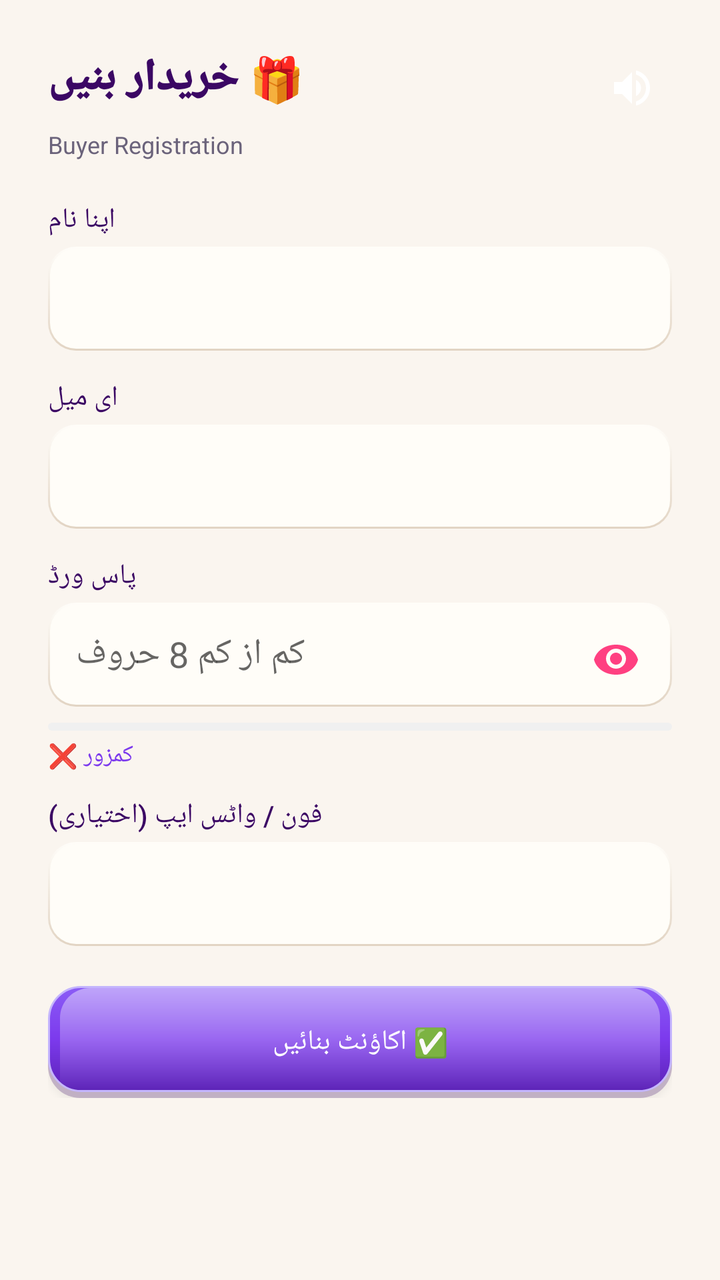
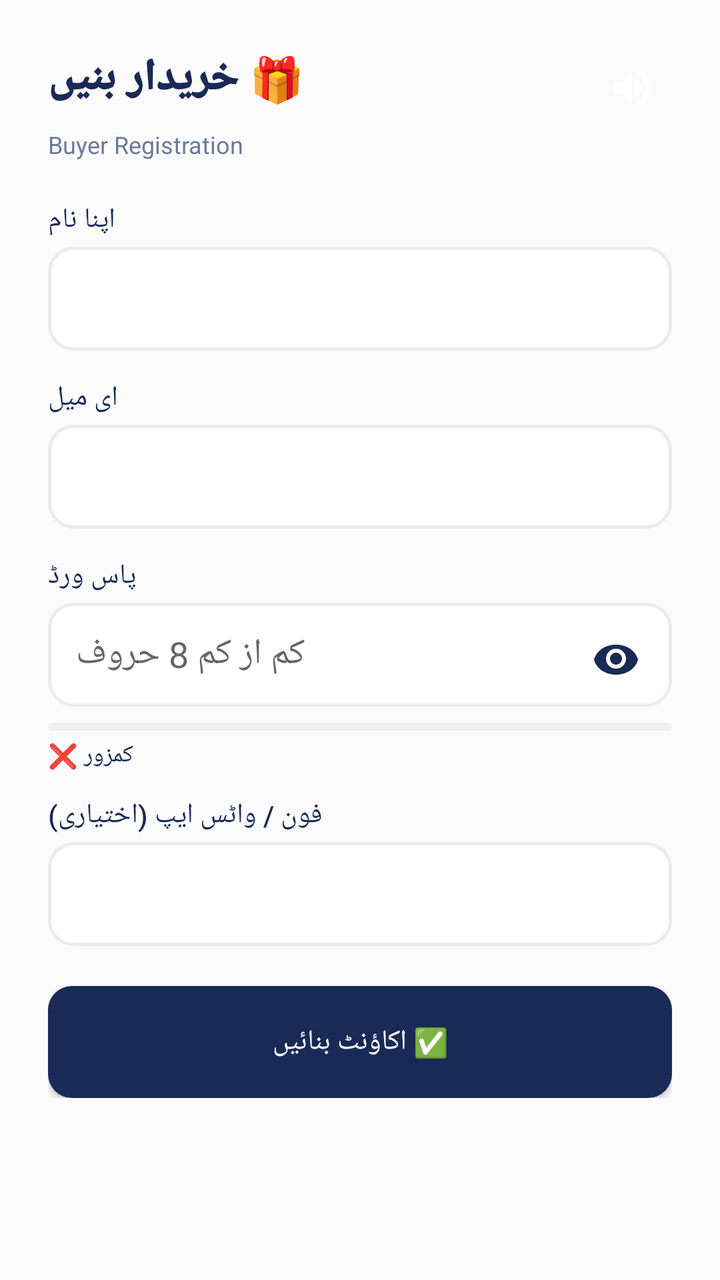

Compare the two renders of this Android layout. The source of the first and the diff that turns it into the second are given below.
<!-- AndroidManifest.xml: application theme Theme.SheEmpower -->
<!-- res/layout/activity_buyer_register.xml -->
<?xml version="1.0" encoding="utf-8"?>
<ScrollView xmlns:android="http://schemas.android.com/apk/res/android"
    android:layout_width="match_parent"
    android:layout_height="match_parent"
    android:background="@color/bg_cream">

    <LinearLayout
        android:layout_width="match_parent"
        android:layout_height="wrap_content"
        android:orientation="vertical"
        android:background="@color/bg_cream"
        android:padding="24dp">

        <RelativeLayout
            android:layout_width="match_parent"
            android:layout_height="wrap_content">

            <TextView
                android:layout_width="wrap_content"
                android:layout_height="wrap_content"
                android:text="🎁 خریدار بنیں"
                android:textSize="22sp"
                android:fontFamily="sans-serif-black"
                android:textColor="@color/lavender_text" />

            <ImageButton
                android:id="@+id/btnSpeaker"
                android:layout_width="40dp"
                android:layout_height="40dp"
                android:layout_alignParentEnd="true"
                android:layout_centerVertical="true"
                android:background="?attr/selectableItemBackgroundBorderless"
                android:src="@drawable/ic_speaker"
                android:contentDescription="Speaker" />
        </RelativeLayout>

        <TextView
            android:layout_width="wrap_content"
            android:layout_height="wrap_content"
            android:text="Buyer Registration"
            android:textSize="12sp"
            android:textColor="@color/text_gray"
            android:layout_marginBottom="20dp" />

        <TextView
            android:layout_width="wrap_content"
            android:layout_height="wrap_content"
            android:text="اپنا نام"
            android:fontFamily="sans-serif-medium"
            android:textColor="@color/lavender_text"
            android:layout_marginBottom="4dp" />

        <com.google.android.material.textfield.TextInputEditText
            android:id="@+id/etName"
            android:layout_width="match_parent"
            android:layout_height="52dp"
            android:padding="14dp"
            android:background="@drawable/bg_skeu_input"
            android:layout_marginBottom="14dp" />

        <TextView
            android:layout_width="wrap_content"
            android:layout_height="wrap_content"
            android:text="ای میل"
            android:fontFamily="sans-serif-medium"
            android:textColor="@color/lavender_text"
            android:layout_marginBottom="4dp" />

        <com.google.android.material.textfield.TextInputEditText
            android:id="@+id/etEmail"
            android:layout_width="match_parent"
            android:layout_height="52dp"
            android:padding="14dp"
            android:background="@drawable/bg_skeu_input"
            android:layout_marginBottom="14dp" />

        <TextView
            android:layout_width="wrap_content"
            android:layout_height="wrap_content"
            android:text="پاس ورڈ"
            android:fontFamily="sans-serif-medium"
            android:textColor="@color/lavender_text"
            android:layout_marginBottom="4dp" />

        <FrameLayout
            android:layout_width="match_parent"
            android:layout_height="52dp"
            android:layout_marginBottom="8dp">

            <com.google.android.material.textfield.TextInputEditText
                android:id="@+id/etPassword"
                android:layout_width="match_parent"
                android:layout_height="match_parent"
                android:inputType="textPassword"
                android:hint="کم از کم 8 حروف"
                android:padding="14dp"
                android:paddingEnd="45dp"
                android:background="@drawable/bg_skeu_input" />

            <ImageButton
                android:id="@+id/togglePasswordVisibility"
                android:layout_width="40dp"
                android:layout_height="40dp"
                android:layout_gravity="end|center_vertical"
                android:layout_marginEnd="8dp"
                android:background="?attr/selectableItemBackgroundBorderless"
                android:src="@drawable/ic_eye_closed"
                android:contentDescription="Toggle Password Visibility"
                android:scaleType="centerInside" />
        </FrameLayout>

        <ProgressBar
            android:id="@+id/passwordStrengthBar"
            android:layout_width="match_parent"
            android:layout_height="4dp"
            android:layout_marginBottom="4dp"
            android:progressDrawable="@drawable/progress_password_strength"
            style="@style/Widget.AppCompat.ProgressBar.Horizontal" />

        <TextView
            android:id="@+id/passwordStrengthText"
            android:layout_width="wrap_content"
            android:layout_height="wrap_content"
            android:text="کمزور ❌"
            android:textSize="12sp"
            android:fontFamily="sans-serif-medium"
            android:textColor="@color/lavender_primary"
            android:layout_marginBottom="12dp" />

        <TextView
            android:layout_width="wrap_content"
            android:layout_height="wrap_content"
            android:text="فون / واٹس ایپ (اختیاری)"
            android:fontFamily="sans-serif-medium"
            android:textColor="@color/lavender_text"
            android:layout_marginBottom="4dp" />

        <com.google.android.material.textfield.TextInputEditText
            android:id="@+id/etPhone"
            android:layout_width="match_parent"
            android:layout_height="52dp"
            android:padding="14dp"
            android:background="@drawable/bg_skeu_input"
            android:layout_marginBottom="20dp" />

        <Button
            android:id="@+id/btnRegister"
            android:layout_width="match_parent"
            android:layout_height="56dp"
            android:text="✅ اکاؤنٹ بنائیں"
            android:fontFamily="sans-serif-medium"
            android:background="@drawable/bg_skeu_button_primary"
            android:textColor="#FFFFFF" />

    </LinearLayout>
</ScrollView>
<!-- resources referenced by this layout -->
<resources>
  <color name="bg_cream">#FAF5EF</color>
  <color name="lavender_primary">#7C3AED</color>
  <color name="lavender_text">#3B0764</color>
  <color name="text_gray">#6B637B</color>
  <!-- drawable bg_skeu_button_primary (drawable) -->
  <?xml version="1.0" encoding="utf-8"?>
  <layer-list xmlns:android="http://schemas.android.com/apk/res/android">
      
      <item android:top="3dp">
          <shape android:shape="rectangle">
              <solid android:color="#403B0764" />
              <corners android:radius="16dp" />
          </shape>
      </item>
      
      <item android:bottom="3dp">
          <shape android:shape="rectangle">
              <gradient
                  android:startColor="#8B5CF6"
                  android:centerColor="@color/lavender_primary"
                  android:endColor="@color/lavender_dark"
                  android:angle="270" />
              <stroke android:width="1dp" android:color="#C4B5FD" />
              <corners android:radius="16dp" />
          </shape>
      </item>
      
      <item android:bottom="3dp" android:top="1dp" android:left="6dp" android:right="6dp">
          <shape android:shape="rectangle">
              <gradient
                  android:startColor="#70FFFFFF"
                  android:endColor="#00FFFFFF"
                  android:angle="270" />
              <corners android:topLeftRadius="15dp" android:topRightRadius="15dp" />
          </shape>
      </item>
  </layer-list>
  <!-- drawable bg_skeu_input (drawable) -->
  <?xml version="1.0" encoding="utf-8"?>
  <layer-list xmlns:android="http://schemas.android.com/apk/res/android">
      
      <item>
          <shape android:shape="rectangle">
              <gradient
                  android:startColor="#E2D4C3"
                  android:endColor="#FFFDF9"
                  android:angle="90" />
              <corners android:radius="14dp" />
          </shape>
      </item>
      
      <item android:top="1dp" android:left="1dp" android:right="1dp" android:bottom="1dp">
          <shape android:shape="rectangle">
              <solid android:color="#FFFDF8" />
              <corners android:radius="13dp" />
          </shape>
      </item>
  </layer-list>
  <!-- drawable ic_eye_closed (drawable) -->
  <?xml version="1.0" encoding="utf-8"?>
  <vector xmlns:android="http://schemas.android.com/apk/res/android"
      android:width="24dp"
      android:height="24dp"
      android:viewportWidth="24"
      android:viewportHeight="24">
      <path
          android:fillColor="#FF4081"
          android:pathData="M12,7C6.48,7 2.14,10.14 1,14.5C2.14,18.86 6.48,22 12,22C17.52,22 21.86,18.86 23,14.5C21.86,10.14 17.52,7 12,7ZM12,19C9.24,19 7,16.76 7,14C7,11.24 9.24,9 12,9C14.76,9 17,11.24 17,14C17,16.76 14.76,19 12,19ZM12,11C10.34,11 9,12.34 9,14C9,15.66 10.34,17 12,17C13.66,17 15,15.66 15,14C15,12.34 13.66,11 12,11Z" />
  </vector>
  <!-- drawable progress_password_strength (drawable) -->
  <?xml version="1.0" encoding="utf-8"?>
  <layer-list xmlns:android="http://schemas.android.com/apk/res/android">
      
      <item android:id="@android:id/background">
          <shape android:shape="rectangle">
              <solid android:color="#F0F0F0" />
              <corners android:radius="2dp" />
          </shape>
      </item>
  
      
      <item android:id="@android:id/progress">
          <clip>
              <shape android:shape="rectangle">
                  <solid android:color="#FF4081" />
                  <corners android:radius="2dp" />
              </shape>
          </clip>
      </item>
  </layer-list>
  <style name="Theme.SheEmpower" parent="Theme.AppCompat.Light.NoActionBar">
          <item name="colorPrimary">@color/lavender_primary</item>
          <item name="colorPrimaryDark">@color/lavender_dark</item>
          <item name="colorAccent">@color/lavender_primary</item>
          <item name="android:windowBackground">@color/bg_cream</item>
          <item name="android:colorBackground">@color/bg_cream</item>
          <item name="android:textColorPrimary">@color/text_dark</item>
          <item name="android:textColorSecondary">@color/text_gray</item>
      </style>
  <color name="lavender_dark">#5B21B6</color>
  <color name="text_dark">#2D253B</color>
  <!-- unchanged entries left out for length: 1 -->
</resources>

<!-- the commit's change to res/layout/activity_buyer_register.xml (unified diff, before → after) -->
@@ -2,13 +2,12 @@
 <ScrollView xmlns:android="http://schemas.android.com/apk/res/android"
     android:layout_width="match_parent"
     android:layout_height="match_parent"
-    android:background="@color/bg_cream">
+    android:background="@color/background">
 
     <LinearLayout
         android:layout_width="match_parent"
         android:layout_height="wrap_content"
         android:orientation="vertical"
-        android:background="@color/bg_cream"
         android:padding="24dp">
 
         <RelativeLayout
@@ -21,7 +20,7 @@
                 android:text="🎁 خریدار بنیں"
                 android:textSize="22sp"
                 android:fontFamily="sans-serif-black"
-                android:textColor="@color/lavender_text" />
+                android:textColor="@color/text_primary" />
 
             <ImageButton
                 android:id="@+id/btnSpeaker"
@@ -39,7 +38,7 @@
             android:layout_height="wrap_content"
             android:text="Buyer Registration"
             android:textSize="12sp"
-            android:textColor="@color/text_gray"
+            android:textColor="@color/text_secondary"
             android:layout_marginBottom="20dp" />
 
         <TextView
@@ -47,7 +46,7 @@
             android:layout_height="wrap_content"
             android:text="اپنا نام"
             android:fontFamily="sans-serif-medium"
-            android:textColor="@color/lavender_text"
+            android:textColor="@color/text_primary"
             android:layout_marginBottom="4dp" />
 
         <com.google.android.material.textfield.TextInputEditText
@@ -63,7 +62,7 @@
             android:layout_height="wrap_content"
             android:text="ای میل"
             android:fontFamily="sans-serif-medium"
-            android:textColor="@color/lavender_text"
+            android:textColor="@color/text_primary"
             android:layout_marginBottom="4dp" />
 
         <com.google.android.material.textfield.TextInputEditText
@@ -79,7 +78,7 @@
             android:layout_height="wrap_content"
             android:text="پاس ورڈ"
             android:fontFamily="sans-serif-medium"
-            android:textColor="@color/lavender_text"
+            android:textColor="@color/text_primary"
             android:layout_marginBottom="4dp" />
 
         <FrameLayout
@@ -124,7 +123,7 @@
             android:text="کمزور ❌"
             android:textSize="12sp"
             android:fontFamily="sans-serif-medium"
-            android:textColor="@color/lavender_primary"
+            android:textColor="@color/primary"
             android:layout_marginBottom="12dp" />
 
         <TextView
@@ -132,7 +131,7 @@
             android:layout_height="wrap_content"
             android:text="فون / واٹس ایپ (اختیاری)"
             android:fontFamily="sans-serif-medium"
-            android:textColor="@color/lavender_text"
+            android:textColor="@color/text_primary"
             android:layout_marginBottom="4dp" />
 
         <com.google.android.material.textfield.TextInputEditText
<!-- resource entries referenced after the edit -->
@@ -1,63 +1,24 @@
 <!-- resources referenced by this layout -->
 <resources>
-  <color name="bg_cream">#FAF5EF</color>
-  <color name="lavender_primary">#7C3AED</color>
-  <color name="lavender_text">#3B0764</color>
-  <color name="text_gray">#6B637B</color>
+  <color name="background">#FCFBFB</color>
+  <color name="primary">#192A56</color>
+  <color name="text_primary">#192A56</color>
+  <color name="text_secondary">#6B7A99</color>
   <!-- drawable bg_skeu_button_primary (drawable) -->
   <?xml version="1.0" encoding="utf-8"?>
-  <layer-list xmlns:android="http://schemas.android.com/apk/res/android">
-      
-      <item android:top="3dp">
-          <shape android:shape="rectangle">
-              <solid android:color="#403B0764" />
-              <corners android:radius="16dp" />
-          </shape>
-      </item>
-      
-      <item android:bottom="3dp">
-          <shape android:shape="rectangle">
-              <gradient
-                  android:startColor="#8B5CF6"
-                  android:centerColor="@color/lavender_primary"
-                  android:endColor="@color/lavender_dark"
-                  android:angle="270" />
-              <stroke android:width="1dp" android:color="#C4B5FD" />
-              <corners android:radius="16dp" />
-          </shape>
-      </item>
-      
-      <item android:bottom="3dp" android:top="1dp" android:left="6dp" android:right="6dp">
-          <shape android:shape="rectangle">
-              <gradient
-                  android:startColor="#70FFFFFF"
-                  android:endColor="#00FFFFFF"
-                  android:angle="270" />
-              <corners android:topLeftRadius="15dp" android:topRightRadius="15dp" />
-          </shape>
-      </item>
-  </layer-list>
+  <shape xmlns:android="http://schemas.android.com/apk/res/android"
+      android:shape="rectangle">
+      <solid android:color="@color/midnight_navy" />
+      <corners android:radius="12dp" />
+  </shape>
   <!-- drawable bg_skeu_input (drawable) -->
   <?xml version="1.0" encoding="utf-8"?>
-  <layer-list xmlns:android="http://schemas.android.com/apk/res/android">
-      
-      <item>
-          <shape android:shape="rectangle">
-              <gradient
-                  android:startColor="#E2D4C3"
-                  android:endColor="#FFFDF9"
-                  android:angle="90" />
-              <corners android:radius="14dp" />
-          </shape>
-      </item>
-      
-      <item android:top="1dp" android:left="1dp" android:right="1dp" android:bottom="1dp">
-          <shape android:shape="rectangle">
-              <solid android:color="#FFFDF8" />
-              <corners android:radius="13dp" />
-          </shape>
-      </item>
-  </layer-list>
+  <shape xmlns:android="http://schemas.android.com/apk/res/android"
+      android:shape="rectangle">
+      <solid android:color="@color/white" />
+      <corners android:radius="12dp" />
+      <stroke android:color="@color/card_border" android:width="1.5dp" />
+  </shape>
   <!-- drawable ic_eye_closed (drawable) -->
   <?xml version="1.0" encoding="utf-8"?>
   <vector xmlns:android="http://schemas.android.com/apk/res/android"
@@ -66,7 +27,7 @@
       android:viewportWidth="24"
       android:viewportHeight="24">
       <path
-          android:fillColor="#FF4081"
+          android:fillColor="#192A56"
           android:pathData="M12,7C6.48,7 2.14,10.14 1,14.5C2.14,18.86 6.48,22 12,22C17.52,22 21.86,18.86 23,14.5C21.86,10.14 17.52,7 12,7ZM12,19C9.24,19 7,16.76 7,14C7,11.24 9.24,9 12,9C14.76,9 17,11.24 17,14C17,16.76 14.76,19 12,19ZM12,11C10.34,11 9,12.34 9,14C9,15.66 10.34,17 12,17C13.66,17 15,15.66 15,14C15,12.34 13.66,11 12,11Z" />
   </vector>
   <!-- drawable progress_password_strength (drawable) -->
@@ -84,23 +45,27 @@
       <item android:id="@android:id/progress">
           <clip>
               <shape android:shape="rectangle">
-                  <solid android:color="#FF4081" />
+                  <solid android:color="#192A56" />
                   <corners android:radius="2dp" />
               </shape>
           </clip>
       </item>
   </layer-list>
   <style name="Theme.SheEmpower" parent="Theme.AppCompat.Light.NoActionBar">
-          <item name="colorPrimary">@color/lavender_primary</item>
-          <item name="colorPrimaryDark">@color/lavender_dark</item>
-          <item name="colorAccent">@color/lavender_primary</item>
-          <item name="android:windowBackground">@color/bg_cream</item>
-          <item name="android:colorBackground">@color/bg_cream</item>
-          <item name="android:textColorPrimary">@color/text_dark</item>
-          <item name="android:textColorSecondary">@color/text_gray</item>
+          <item name="colorPrimary">@color/primary</item>
+          <item name="colorPrimaryDark">@color/primary_dark</item>
+          <item name="colorAccent">@color/accent</item>
+          <item name="android:windowBackground">@color/background</item>
+          <item name="android:colorBackground">@color/background</item>
+          <item name="android:textColorPrimary">@color/text_primary</item>
+          <item name="android:textColorSecondary">@color/text_secondary</item>
+          <item name="android:statusBarColor">@color/primary_dark</item>
       </style>
-  <color name="lavender_dark">#5B21B6</color>
-  <color name="text_dark">#2D253B</color>
+  <color name="midnight_navy">#192A56</color>
+  <color name="white">#FFFFFF</color>
+  <color name="card_border">#EAECEE</color>
+  <color name="primary_dark">#0F1B3D</color>
+  <color name="accent">#F7D794</color>
   <!-- unchanged entries left out for length: 1 -->
 </resources>
 
